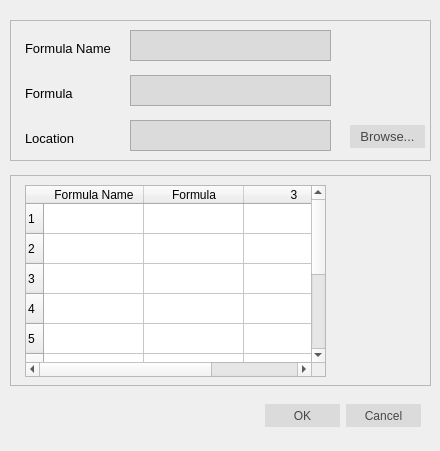
First picture: the form in dlgsaveformula.ui, repository rddealwis/Formular_Calculator_and_Integrator, before the edit.
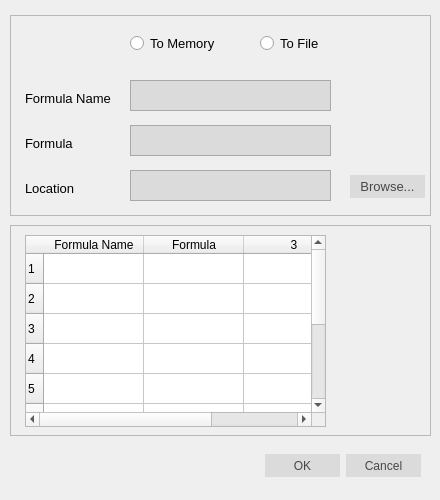
Second picture: the form after the edit. Icons and pictures are not drawn.

Commit message: Added 2 radio buttons to load & save formula.

```diff
--- a/dlgsaveformula.ui
+++ b/dlgsaveformula.ui
@@ -7,7 +7,7 @@
     <x>0</x>
     <y>0</y>
     <width>440</width>
-    <height>451</height>
+    <height>500</height>
    </rect>
   </property>
   <property name="font">
@@ -27,7 +27,7 @@
    <property name="geometry">
     <rect>
      <x>10</x>
-     <y>400</y>
+     <y>450</y>
      <width>411</width>
      <height>32</height>
     </rect>
@@ -67,7 +67,7 @@
    <property name="geometry">
     <rect>
      <x>10</x>
-     <y>175</y>
+     <y>225</y>
      <width>421</width>
      <height>211</height>
     </rect>
@@ -126,9 +126,9 @@
    <property name="geometry">
     <rect>
      <x>10</x>
-     <y>20</y>
+     <y>15</y>
      <width>421</width>
-     <height>141</height>
+     <height>201</height>
     </rect>
    </property>
    <property name="autoFillBackground">
@@ -144,7 +144,7 @@
     <property name="geometry">
      <rect>
       <x>15</x>
-      <y>65</y>
+      <y>120</y>
       <width>61</width>
       <height>16</height>
      </rect>
@@ -163,7 +163,7 @@
     <property name="geometry">
      <rect>
       <x>120</x>
-      <y>55</y>
+      <y>110</y>
       <width>201</width>
       <height>31</height>
      </rect>
@@ -178,7 +178,7 @@
     <property name="geometry">
      <rect>
       <x>15</x>
-      <y>20</y>
+      <y>75</y>
       <width>91</width>
       <height>16</height>
      </rect>
@@ -197,7 +197,7 @@
     <property name="geometry">
      <rect>
       <x>120</x>
-      <y>10</y>
+      <y>65</y>
       <width>201</width>
       <height>31</height>
      </rect>
@@ -212,7 +212,7 @@
     <property name="geometry">
      <rect>
       <x>340</x>
-      <y>105</y>
+      <y>160</y>
       <width>75</width>
       <height>23</height>
      </rect>
@@ -241,7 +241,7 @@
     <property name="geometry">
      <rect>
       <x>120</x>
-      <y>100</y>
+      <y>155</y>
       <width>201</width>
       <height>31</height>
      </rect>
@@ -256,7 +256,7 @@
     <property name="geometry">
      <rect>
       <x>15</x>
-      <y>110</y>
+      <y>165</y>
       <width>61</width>
       <height>16</height>
      </rect>
@@ -271,6 +271,42 @@
      <string>Location</string>
     </property>
    </widget>
+   <widget class="QRadioButton" name="rdToFile">
+    <property name="geometry">
+     <rect>
+      <x>250</x>
+      <y>20</y>
+      <width>82</width>
+      <height>17</height>
+     </rect>
+    </property>
+    <property name="font">
+     <font>
+      <pointsize>10</pointsize>
+     </font>
+    </property>
+    <property name="text">
+     <string>To File</string>
+    </property>
+   </widget>
+   <widget class="QRadioButton" name="rdToMemory">
+    <property name="geometry">
+     <rect>
+      <x>120</x>
+      <y>20</y>
+      <width>111</width>
+      <height>17</height>
+     </rect>
+    </property>
+    <property name="font">
+     <font>
+      <pointsize>10</pointsize>
+     </font>
+    </property>
+    <property name="text">
+     <string>To Memory</string>
+    </property>
+   </widget>
   </widget>
  </widget>
  <resources/>
```
The commit also changes 3 other files.
